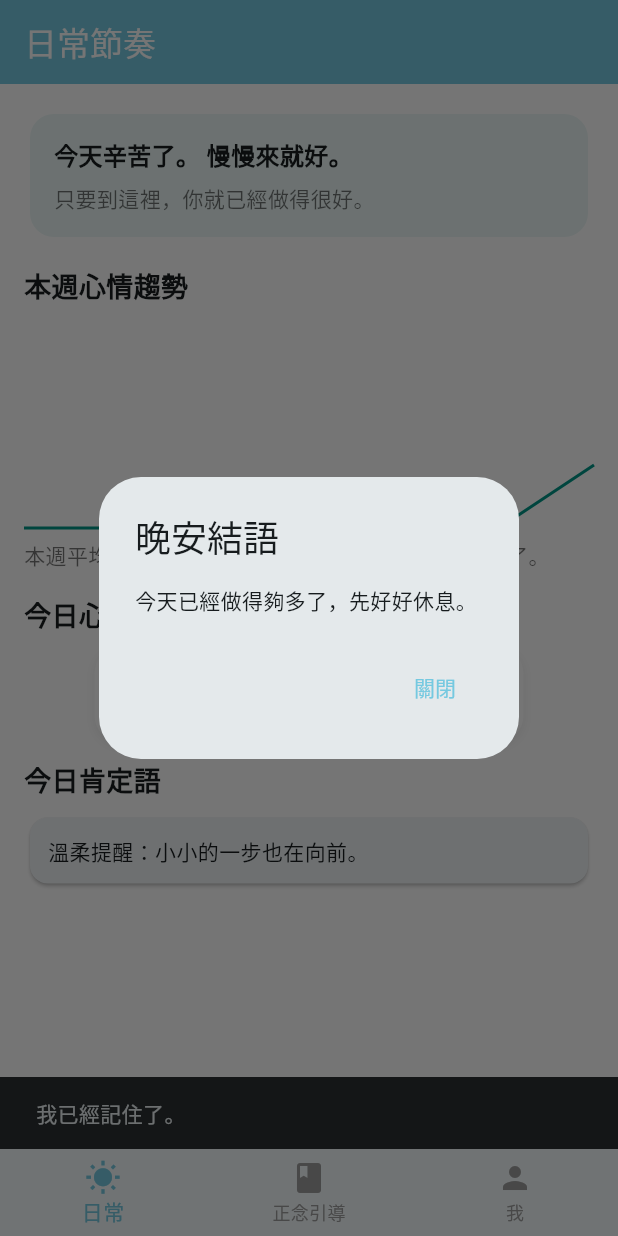
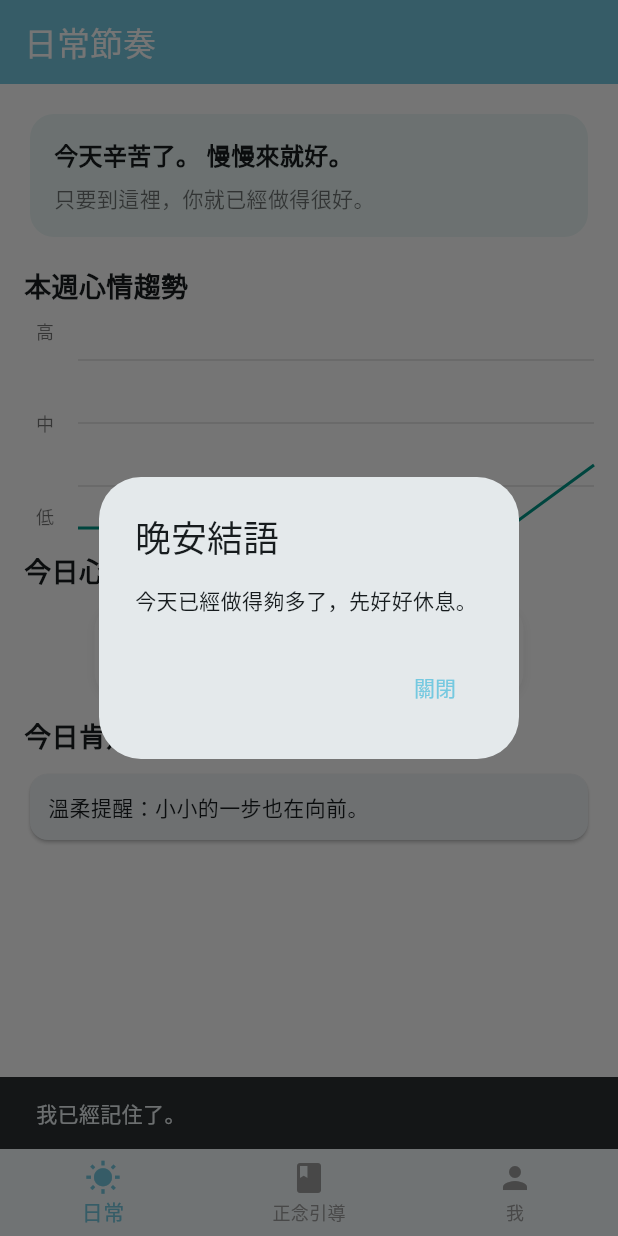
Before and after one commit to kyoangel/Daylight, a Flutter app: the screen it shows after launch, after a tap on an icon or button, on a phone screen of 412 x 824 dp. Run offline on Flutter 3.47's test engine with Material 3 defaults, Android fonts, the phone set to English and light mode, and no system bars; our stand-ins replace audioplayers, flutter_riverpod, flutter_svg, shared_preferences.

Commit message:
Refine mood trend scale and icon colors

```diff
--- a/lib/common/app_strings.dart
+++ b/lib/common/app_strings.dart
@@ -95,6 +95,10 @@ class AppStrings {
   String weeklySummary(double avg, int max, int min) => isEnglish
       ? 'Weekly average ${avg.toStringAsFixed(1)}, high $max, low $min.'
       : '本週平均心情 ${avg.toStringAsFixed(1)}，最高 $max，最低 $min。';
+
+  String get moodScaleHigh => isEnglish ? 'High' : '高';
+  String get moodScaleMid => isEnglish ? 'Mid' : '中';
+  String get moodScaleLow => isEnglish ? 'Low' : '低';
 
   String get diaryTitle => isEnglish ? 'Mindfulness' : '正念引導';
   String get weeklyDistribution => isEnglish ? 'Weekly Mood Distribution' : '本週心情分佈';
--- a/lib/features/daily/view/daily_page.dart
+++ b/lib/features/daily/view/daily_page.dart
@@ -181,24 +181,6 @@ class _DailyPageState extends ConsumerState<DailyPage> {
     return false;
   }
 
-  String _buildWeeklySummary(List<DailyEntry> entries, AppStrings strings, String toneStyle) {
-    if (entries.isEmpty) return '';
-    final today = DateTime.now();
-    final start = DateTime(today.year, today.month, today.day).subtract(const Duration(days: 6));
-    final recent = entries.where((entry) {
-      final day = DateTime(entry.date.year, entry.date.month, entry.date.day);
-      return !day.isBefore(start);
-    }).toList();
-    if (recent.isEmpty) return '';
-    final scores = recent.map((e) => e.moodScore).toList();
-    final avg = scores.reduce((a, b) => a + b) / scores.length;
-    final min = scores.reduce((a, b) => a < b ? a : b);
-    final max = scores.reduce((a, b) => a > b ? a : b);
-    final base = strings.weeklySummary(avg, max, min);
-    final closing = strings.weeklyClosingLine(toneStyle);
-    return '$base $closing';
-  }
-
   @override
   Widget build(BuildContext context) {
     final vm = ref.read(dailyViewModelProvider.notifier);
@@ -220,7 +202,6 @@ class _DailyPageState extends ConsumerState<DailyPage> {
 
     final nickname = profile.nickname.trim();
     final toneStyle = profile.toneStyle;
-    final summary = _buildWeeklySummary(entries, strings, toneStyle);
     final greeting = _welcomeMessage == null
         ? strings.welcomeFallbackGreeting
         : _personalize(_welcomeMessage!.greeting, nickname, locale);
@@ -294,12 +275,11 @@ class _DailyPageState extends ConsumerState<DailyPage> {
           else
             SizedBox(
               height: 140,
-              child: MoodTrendChart(values: trend),
+              child: MoodTrendChart(
+                values: trend,
+                labels: [strings.moodScaleHigh, strings.moodScaleMid, strings.moodScaleLow],
+              ),
             ),
-          if (summary.isNotEmpty) ...[
-            const SizedBox(height: 8),
-            Text(summary, style: const TextStyle(color: Colors.black54)),
-          ],
           const SizedBox(height: 16),
           Text(strings.todayMood, style: const TextStyle(fontSize: 18, fontWeight: FontWeight.bold)),
           const SizedBox(height: 8),
@@ -404,15 +384,34 @@ class _MoodIconButton extends StatelessWidget {
 }
 
 class MoodTrendChart extends StatelessWidget {
-  const MoodTrendChart({super.key, required this.values});
+  const MoodTrendChart({super.key, required this.values, required this.labels});
 
   final List<double> values;
+  final List<String> labels;
 
   @override
   Widget build(BuildContext context) {
-    return CustomPaint(
-      painter: _MoodTrendPainter(values: values),
-      child: Container(),
+    return Row(
+      children: [
+        SizedBox(
+          width: 28,
+          child: Column(
+            mainAxisAlignment: MainAxisAlignment.spaceBetween,
+            children: [
+              Text(labels[0], style: const TextStyle(color: Colors.black54, fontSize: 12)),
+              Text(labels[1], style: const TextStyle(color: Colors.black54, fontSize: 12)),
+              Text(labels[2], style: const TextStyle(color: Colors.black54, fontSize: 12)),
+            ],
+          ),
+        ),
+        const SizedBox(width: 8),
+        Expanded(
+          child: CustomPaint(
+            painter: _MoodTrendPainter(values: values),
+            child: Container(),
+          ),
+        ),
+      ],
     );
   }
 }
@@ -425,10 +424,19 @@ class _MoodTrendPainter extends CustomPainter {
   @override
   void paint(Canvas canvas, Size size) {
     if (values.isEmpty) return;
-    final paint = Paint()
+    final guidePaint = Paint()
+      ..color = Colors.black12
+      ..strokeWidth = 1;
+    final linePaint = Paint()
       ..color = Colors.teal
       ..strokeWidth = 2
       ..style = PaintingStyle.stroke;
+
+    const guidePositions = [0.2, 0.5, 0.8];
+    for (final position in guidePositions) {
+      final y = size.height * position;
+      canvas.drawLine(Offset(0, y), Offset(size.width, y), guidePaint);
+    }
 
     final path = Path();
     final stepX = values.length > 1 ? size.width / (values.length - 1) : size.width;
@@ -442,7 +450,7 @@ class _MoodTrendPainter extends CustomPainter {
         path.lineTo(x, y);
       }
     }
-    canvas.drawPath(path, paint);
+    canvas.drawPath(path, linePaint);
   }
 
   @override
```
Also changed, not shown: assets/icons/mood_high.svg, assets/icons/mood_low.svg, assets/icons/mood_mid.svg.
